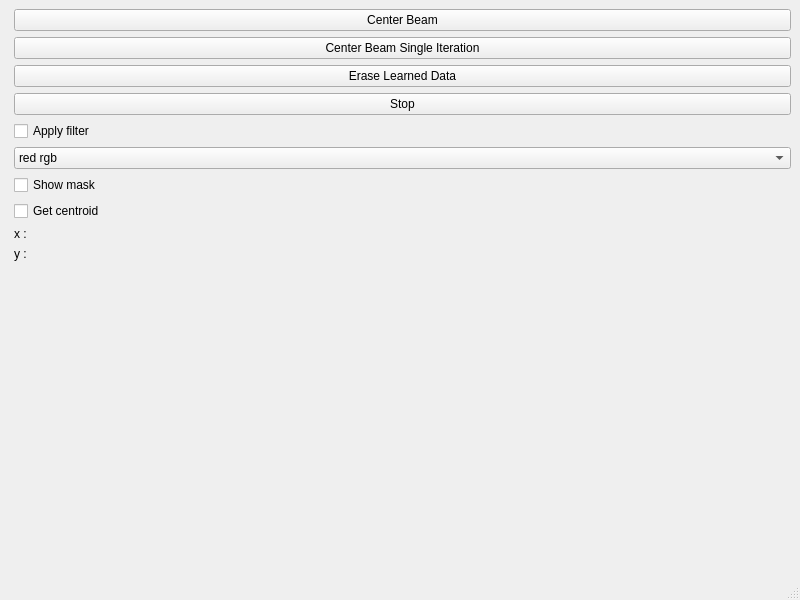
Above: Gui/main.ui from JeremyPorquez/AutoAlign before the change. Below: the same form after it.
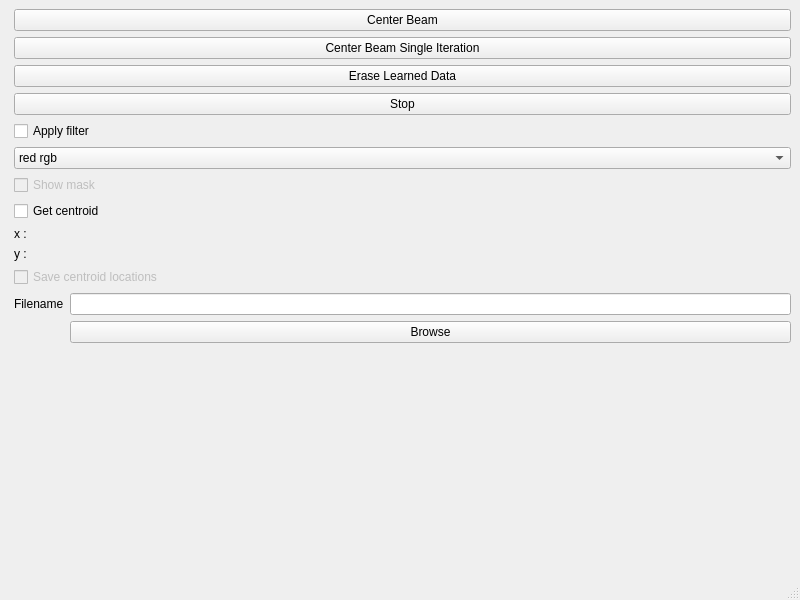
That is the form after the change.

Diff of the .ui file:
```diff
--- a/Gui/main.ui
+++ b/Gui/main.ui
@@ -19,6 +19,13 @@
      <layout class="QGridLayout" name="gridLayout" columnstretch="5,1" columnminimumwidth="5,1">
       <item row="0" column="1">
        <layout class="QGridLayout" name="gridLayout_3">
+        <item row="0" column="0">
+         <widget class="QPushButton" name="centerBeam_pushButton">
+          <property name="text">
+           <string>Center Beam</string>
+          </property>
+         </widget>
+        </item>
         <item row="1" column="0">
          <widget class="QPushButton" name="centerBeamSingle_pushButton">
           <property name="text">
@@ -40,23 +47,16 @@
           </property>
          </widget>
         </item>
-        <item row="0" column="0">
-         <widget class="QPushButton" name="centerBeam_pushButton">
-          <property name="text">
-           <string>Center Beam</string>
-          </property>
-         </widget>
-        </item>
         <item row="4" column="0">
-         <layout class="QVBoxLayout" name="verticalLayout">
-          <item>
+         <layout class="QGridLayout" name="gridLayout_5">
+          <item row="0" column="0" colspan="2">
            <widget class="QCheckBox" name="apply_filter_checkBox">
             <property name="text">
              <string>Apply filter</string>
             </property>
            </widget>
           </item>
-          <item>
+          <item row="1" column="0" colspan="2">
            <widget class="QComboBox" name="filter_mode_comboBox">
             <item>
              <property name="text">
@@ -90,35 +90,48 @@
             </item>
            </widget>
           </item>
-          <item>
+          <item row="2" column="0" colspan="2">
            <widget class="QCheckBox" name="show_mask_checkBox">
+            <property name="enabled">
+             <bool>false</bool>
+            </property>
             <property name="text">
              <string>Show mask</string>
             </property>
            </widget>
           </item>
-          <item>
+          <item row="3" column="0" colspan="2">
            <widget class="QCheckBox" name="get_centroid_checkBox">
             <property name="text">
              <string>Get centroid</string>
             </property>
            </widget>
           </item>
-          <item>
+          <item row="4" column="0">
            <widget class="QLabel" name="centroid_x_label">
             <property name="text">
              <string>x : </string>
             </property>
            </widget>
           </item>
-          <item>
+          <item row="5" column="0">
            <widget class="QLabel" name="centroid_y_label">
             <property name="text">
              <string>y : </string>
             </property>
            </widget>
           </item>
-          <item>
+          <item row="6" column="0" colspan="2">
+           <widget class="QCheckBox" name="save_centroid_checkBox">
+            <property name="enabled">
+             <bool>false</bool>
+            </property>
+            <property name="text">
+             <string>Save centroid locations</string>
+            </property>
+           </widget>
+          </item>
+          <item row="9" column="1">
            <spacer name="verticalSpacer">
             <property name="orientation">
              <enum>Qt::Vertical</enum>
@@ -131,6 +144,23 @@
             </property>
            </spacer>
           </item>
+          <item row="7" column="1">
+           <widget class="QLineEdit" name="filename_lineEdit"/>
+          </item>
+          <item row="7" column="0">
+           <widget class="QLabel" name="filename_label">
+            <property name="text">
+             <string>Filename</string>
+            </property>
+           </widget>
+          </item>
+          <item row="8" column="1">
+           <widget class="QPushButton" name="browse_centroidFile_pushButton">
+            <property name="text">
+             <string>Browse</string>
+            </property>
+           </widget>
+          </item>
          </layout>
         </item>
        </layout>
```
